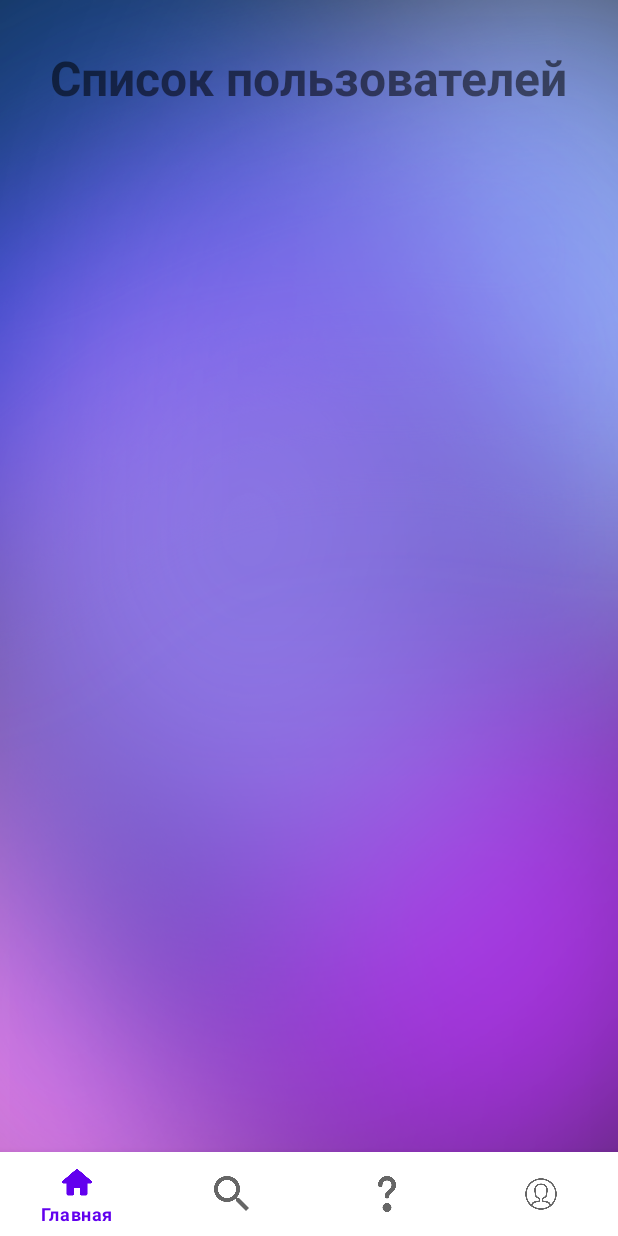
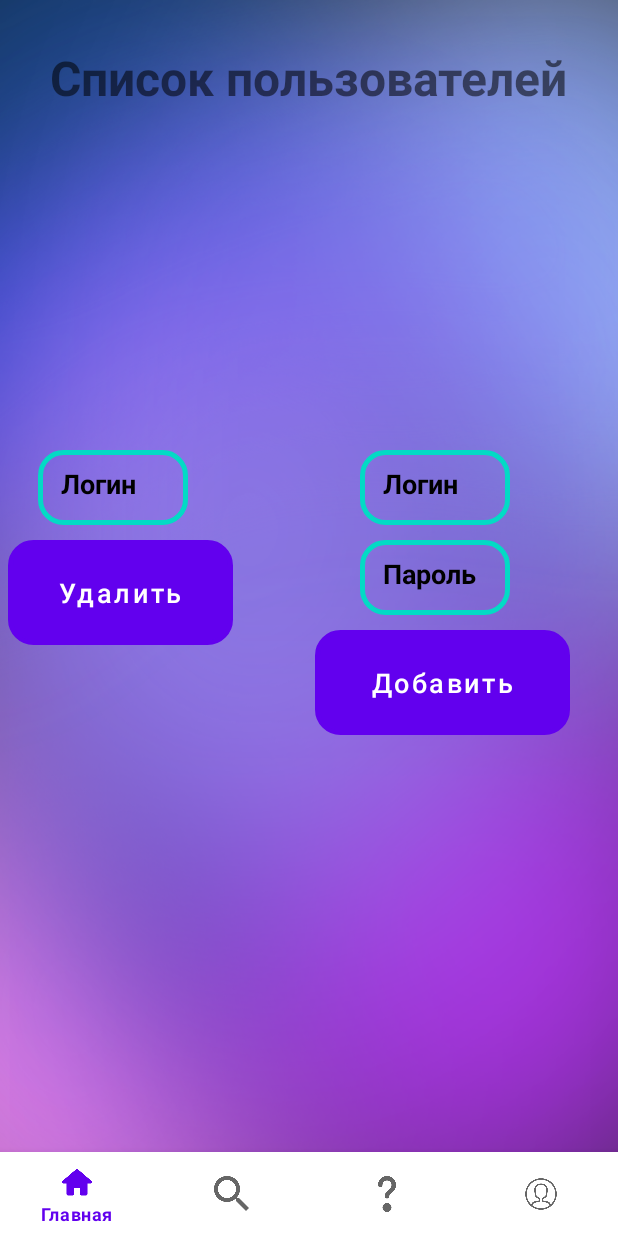
Before and after one commit to RussiaFPS/tourist, an Android app: the fragment admin_panel placed in its activity, on a phone screen of 412 x 824 dp. Run offline under Robolectric (Android 15) with nearby library versions, the phone set to English and light mode, and no system bars; our stand-ins replace Firebase (no records; nobody signed in at launch, a user with empty details on screens opened directly).

Commit message:
Добавлен дизайн для админ меню

```diff
--- a/app/src/main/res/layout/fragment_admin_panel.xml
+++ b/app/src/main/res/layout/fragment_admin_panel.xml
@@ -25,4 +25,84 @@
         android:textSize="22sp"
         android:id="@+id/list_account"/>
 
+    <EditText
+        android:id="@+id/admin_login_dell_input"
+        android:layout_width="100dp"
+        android:layout_height="50dp"
+        android:background="@drawable/input_design"
+        android:padding="15dp"
+        android:layout_marginTop="300dp"
+        android:layout_marginRight="25dp"
+        android:layout_marginLeft="25dp"
+        android:hint="Логин"
+        android:inputType="text"
+        android:textColorHint="@android:color/black"
+        android:textColor="@android:color/black"
+        android:textSize="18sp"
+        android:textStyle="bold"
+        />
+
+    <Button
+        android:id="@+id/admin_dell_btn"
+        android:layout_width="150dp"
+        android:layout_height="70dp"
+        android:layout_marginLeft="5dp"
+        android:layout_marginRight="25dp"
+        android:layout_marginTop="360dp"
+        android:background="@drawable/input_design"
+        android:padding="15dp"
+        android:text="Удалить"
+        android:textAllCaps="false"
+        android:textSize="18sp"
+        android:textColor="@android:color/white"
+        />
+
+    <EditText
+        android:id="@+id/admin_login_add_input"
+        android:layout_width="100dp"
+        android:layout_height="50dp"
+        android:background="@drawable/input_design"
+        android:padding="15dp"
+        android:layout_marginTop="300dp"
+        android:layout_marginRight="25dp"
+        android:layout_marginLeft="240dp"
+        android:hint="Логин"
+        android:inputType="text"
+        android:textColorHint="@android:color/black"
+        android:textColor="@android:color/black"
+        android:textSize="18sp"
+        android:textStyle="bold"
+        />
+
+    <EditText
+        android:id="@+id/admin_pass_add_input"
+        android:layout_width="100dp"
+        android:layout_height="50dp"
+        android:background="@drawable/input_design"
+        android:padding="15dp"
+        android:layout_marginTop="360dp"
+        android:layout_marginRight="25dp"
+        android:layout_marginLeft="240dp"
+        android:hint="Пароль"
+        android:inputType="text"
+        android:textColorHint="@android:color/black"
+        android:textColor="@android:color/black"
+        android:textSize="18sp"
+        android:textStyle="bold"
+        />
+
+    <Button
+        android:id="@+id/admin_add_btn"
+        android:layout_width="170dp"
+        android:layout_height="70dp"
+        android:layout_marginLeft="210dp"
+        android:layout_marginRight="5dp"
+        android:layout_marginTop="420dp"
+        android:background="@drawable/input_design"
+        android:padding="15dp"
+        android:text="Добавить"
+        android:textAllCaps="false"
+        android:textSize="18sp"
+        android:textColor="@android:color/white"
+        />
 </RelativeLayout>
```
